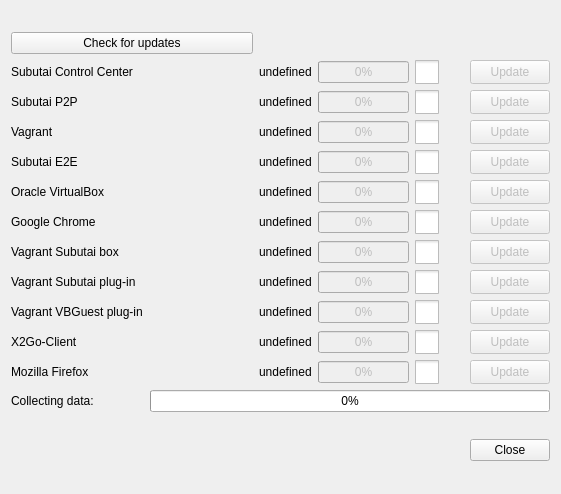
First picture: the form in hub/forms/DlgAbout.ui, repository subutai-io/control-center, before the edit.
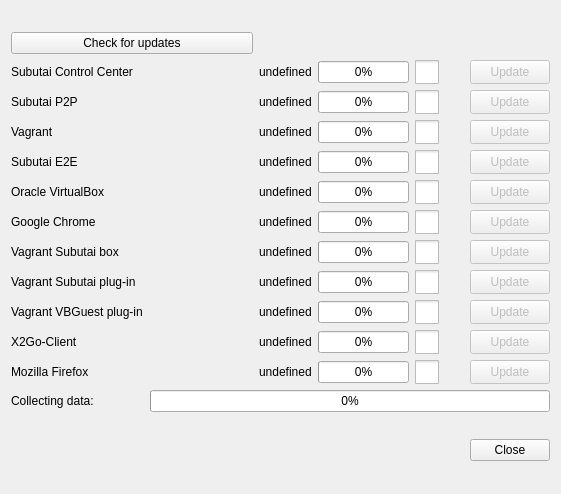
Second picture: the form after the edit. Icons and pictures are not drawn.

The edit to the form file:
```diff
--- a/hub/forms/DlgAbout.ui
+++ b/hub/forms/DlgAbout.ui
@@ -52,7 +52,7 @@
        <item row="12" column="2">
         <widget class="QProgressBar" name="pb_x2go">
          <property name="enabled">
-          <bool>false</bool>
+          <bool>true</bool>
          </property>
          <property name="sizePolicy">
           <sizepolicy hsizetype="Preferred" vsizetype="Fixed">
@@ -1004,7 +1004,7 @@
        <item row="9" column="2">
         <widget class="QProgressBar" name="pb_subutai_box">
          <property name="enabled">
-          <bool>false</bool>
+          <bool>true</bool>
          </property>
          <property name="sizePolicy">
           <sizepolicy hsizetype="Preferred" vsizetype="Fixed">
@@ -1026,7 +1026,7 @@
        <item row="7" column="2">
         <widget class="QProgressBar" name="pb_oracle_virtualbox">
          <property name="enabled">
-          <bool>false</bool>
+          <bool>true</bool>
          </property>
          <property name="sizePolicy">
           <sizepolicy hsizetype="Preferred" vsizetype="Fixed">
@@ -1048,7 +1048,7 @@
        <item row="8" column="2">
         <widget class="QProgressBar" name="pb_chrome">
          <property name="enabled">
-          <bool>false</bool>
+          <bool>true</bool>
          </property>
          <property name="sizePolicy">
           <sizepolicy hsizetype="Preferred" vsizetype="Fixed">
@@ -1070,7 +1070,7 @@
        <item row="4" column="2">
         <widget class="QProgressBar" name="pb_vagrant">
          <property name="enabled">
-          <bool>false</bool>
+          <bool>true</bool>
          </property>
          <property name="sizePolicy">
           <sizepolicy hsizetype="Preferred" vsizetype="Fixed">
@@ -1092,7 +1092,7 @@
        <item row="6" column="2">
         <widget class="QProgressBar" name="pb_e2e">
          <property name="enabled">
-          <bool>false</bool>
+          <bool>true</bool>
          </property>
          <property name="sizePolicy">
           <sizepolicy hsizetype="Preferred" vsizetype="Fixed">
@@ -1114,7 +1114,7 @@
        <item row="3" column="2">
         <widget class="QProgressBar" name="pb_p2p">
          <property name="enabled">
-          <bool>false</bool>
+          <bool>true</bool>
          </property>
          <property name="sizePolicy">
           <sizepolicy hsizetype="Preferred" vsizetype="Fixed">
@@ -1136,7 +1136,7 @@
        <item row="11" column="2">
         <widget class="QProgressBar" name="pb_vbguest_plugin">
          <property name="enabled">
-          <bool>false</bool>
+          <bool>true</bool>
          </property>
          <property name="sizePolicy">
           <sizepolicy hsizetype="Preferred" vsizetype="Fixed">
@@ -1158,7 +1158,7 @@
        <item row="10" column="2">
         <widget class="QProgressBar" name="pb_subutai_plugin">
          <property name="enabled">
-          <bool>false</bool>
+          <bool>true</bool>
          </property>
          <property name="sizePolicy">
           <sizepolicy hsizetype="Preferred" vsizetype="Fixed">
@@ -1180,7 +1180,7 @@
        <item row="13" column="2">
         <widget class="QProgressBar" name="pb_firefox">
          <property name="enabled">
-          <bool>false</bool>
+          <bool>true</bool>
          </property>
          <property name="sizePolicy">
           <sizepolicy hsizetype="Preferred" vsizetype="Fixed">
@@ -1202,7 +1202,7 @@
        <item row="1" column="2">
         <widget class="QProgressBar" name="pb_tray">
          <property name="enabled">
-          <bool>false</bool>
+          <bool>true</bool>
          </property>
          <property name="sizePolicy">
           <sizepolicy hsizetype="Preferred" vsizetype="Fixed">
```
Left out of the diff: 1 changed line with no effect on the pictures.
